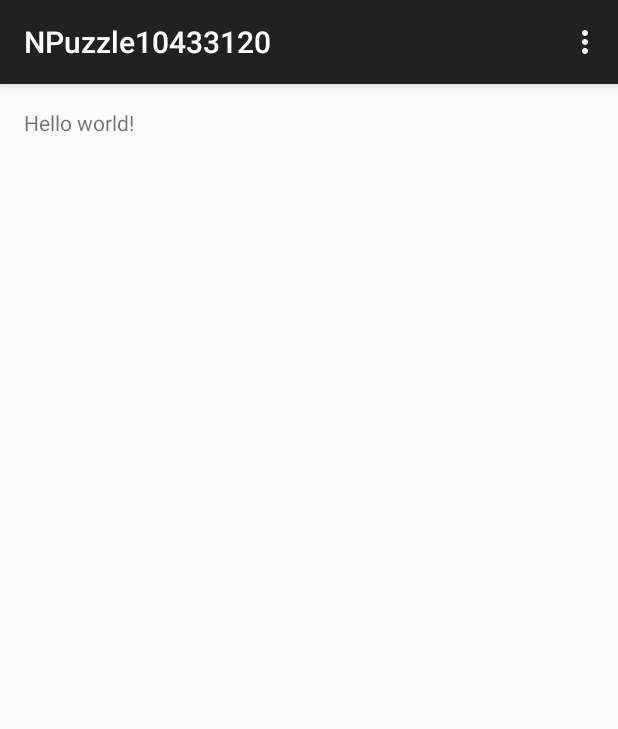
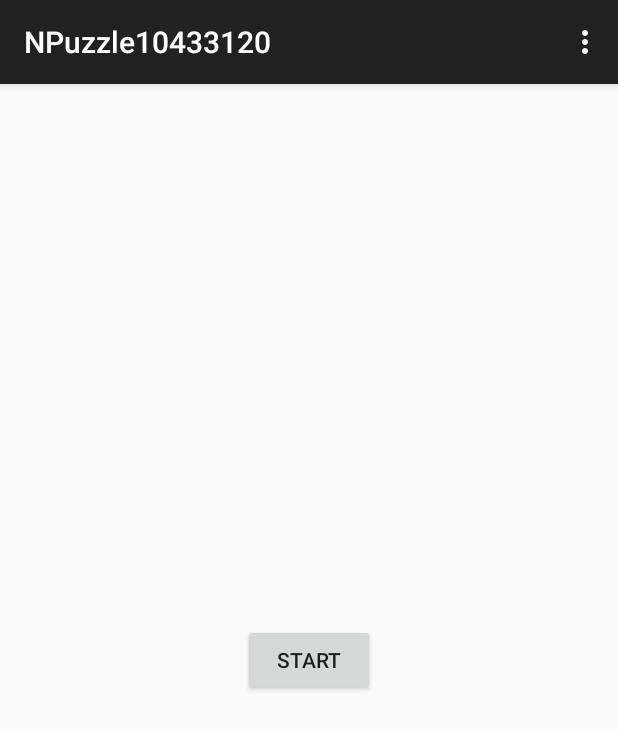
Before and after one commit to Snuggert/AppStudio_Ass2, an Android app: the screen it shows after launch (MainActivity), on a phone screen of 412 x 824 dp. Shown: the top 729 px of the screen. Run offline under Robolectric (Android 15) with nearby library versions, the phone set to English and light mode, and no system bars.

Commit message:
little work on layout of app, also work on the docs

```diff
--- a/app/src/main/res/layout/activity_main.xml
+++ b/app/src/main/res/layout/activity_main.xml
@@ -8,9 +8,11 @@
     android:paddingBottom="@dimen/activity_vertical_margin"
     tools:context=".MainActivity">
 
-    <TextView
-        android:text="@string/hello_world"
+    <Button
         android:layout_width="wrap_content"
-        android:layout_height="wrap_content" />
-
+        android:layout_height="wrap_content"
+        android:text="Start"
+        android:id="@+id/start_button"
+        android:layout_centerVertical="true"
+        android:layout_centerHorizontal="true" />
 </RelativeLayout>
```
Also changed, not shown: 6 other files.
